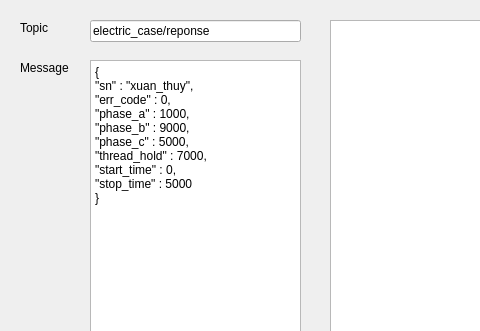
The window that fake_mqtt.ui (LeKhacVuong/QT_osm_map_electrical_cabin) describes before a commit, drawn with Qt 5; both pictures show x 0 to 480 and y 0 to 331 of the 867 by 462 pixel window.
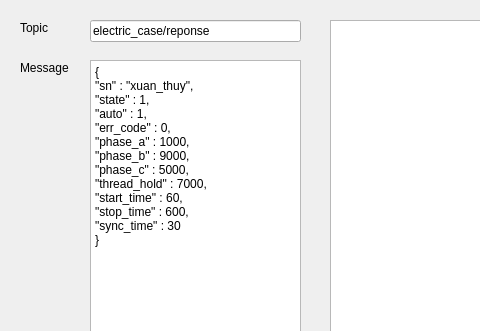
The same window after the commit.

The edit to the form file:
```diff
--- a/fake_mqtt.ui
+++ b/fake_mqtt.ui
@@ -45,13 +45,16 @@
 &lt;/style&gt;&lt;/head&gt;&lt;body style=&quot; font-family:'Segoe UI'; font-size:9pt; font-weight:400; font-style:normal;&quot;&gt;
 &lt;p style=&quot; margin-top:0px; margin-bottom:0px; margin-left:0px; margin-right:0px; -qt-block-indent:0; text-indent:0px;&quot;&gt;{&lt;/p&gt;
 &lt;p style=&quot; margin-top:0px; margin-bottom:0px; margin-left:0px; margin-right:0px; -qt-block-indent:0; text-indent:0px;&quot;&gt;&amp;quot;sn&amp;quot; : &amp;quot;xuan_thuy&amp;quot;,&lt;/p&gt;
+&lt;p style=&quot; margin-top:0px; margin-bottom:0px; margin-left:0px; margin-right:0px; -qt-block-indent:0; text-indent:0px;&quot;&gt;&amp;quot;state&amp;quot; : 1,&lt;/p&gt;
+&lt;p style=&quot; margin-top:0px; margin-bottom:0px; margin-left:0px; margin-right:0px; -qt-block-indent:0; text-indent:0px;&quot;&gt;&amp;quot;auto&amp;quot; : 1,&lt;/p&gt;
 &lt;p style=&quot; margin-top:0px; margin-bottom:0px; margin-left:0px; margin-right:0px; -qt-block-indent:0; text-indent:0px;&quot;&gt;&amp;quot;err_code&amp;quot; : 0,&lt;/p&gt;
 &lt;p style=&quot; margin-top:0px; margin-bottom:0px; margin-left:0px; margin-right:0px; -qt-block-indent:0; text-indent:0px;&quot;&gt;&amp;quot;phase_a&amp;quot; : 1000,&lt;/p&gt;
 &lt;p style=&quot; margin-top:0px; margin-bottom:0px; margin-left:0px; margin-right:0px; -qt-block-indent:0; text-indent:0px;&quot;&gt;&amp;quot;phase_b&amp;quot; : 9000,&lt;/p&gt;
 &lt;p style=&quot; margin-top:0px; margin-bottom:0px; margin-left:0px; margin-right:0px; -qt-block-indent:0; text-indent:0px;&quot;&gt;&amp;quot;phase_c&amp;quot; : 5000,&lt;/p&gt;
 &lt;p style=&quot; margin-top:0px; margin-bottom:0px; margin-left:0px; margin-right:0px; -qt-block-indent:0; text-indent:0px;&quot;&gt;&amp;quot;thread_hold&amp;quot; : 7000,&lt;/p&gt;
-&lt;p style=&quot; margin-top:0px; margin-bottom:0px; margin-left:0px; margin-right:0px; -qt-block-indent:0; text-indent:0px;&quot;&gt;&amp;quot;start_time&amp;quot; : 0,&lt;/p&gt;
-&lt;p style=&quot; margin-top:0px; margin-bottom:0px; margin-left:0px; margin-right:0px; -qt-block-indent:0; text-indent:0px;&quot;&gt;&amp;quot;stop_time&amp;quot; : 5000&lt;/p&gt;
+&lt;p style=&quot; margin-top:0px; margin-bottom:0px; margin-left:0px; margin-right:0px; -qt-block-indent:0; text-indent:0px;&quot;&gt;&amp;quot;start_time&amp;quot; : 60,&lt;/p&gt;
+&lt;p style=&quot; margin-top:0px; margin-bottom:0px; margin-left:0px; margin-right:0px; -qt-block-indent:0; text-indent:0px;&quot;&gt;&amp;quot;stop_time&amp;quot; : 600,&lt;/p&gt;
+&lt;p style=&quot; margin-top:0px; margin-bottom:0px; margin-left:0px; margin-right:0px; -qt-block-indent:0; text-indent:0px;&quot;&gt;&amp;quot;sync_time&amp;quot; : 30&lt;/p&gt;
 &lt;p style=&quot; margin-top:0px; margin-bottom:0px; margin-left:0px; margin-right:0px; -qt-block-indent:0; text-indent:0px;&quot;&gt;}&lt;/p&gt;&lt;/body&gt;&lt;/html&gt;</string>
    </property>
   </widget>
```
